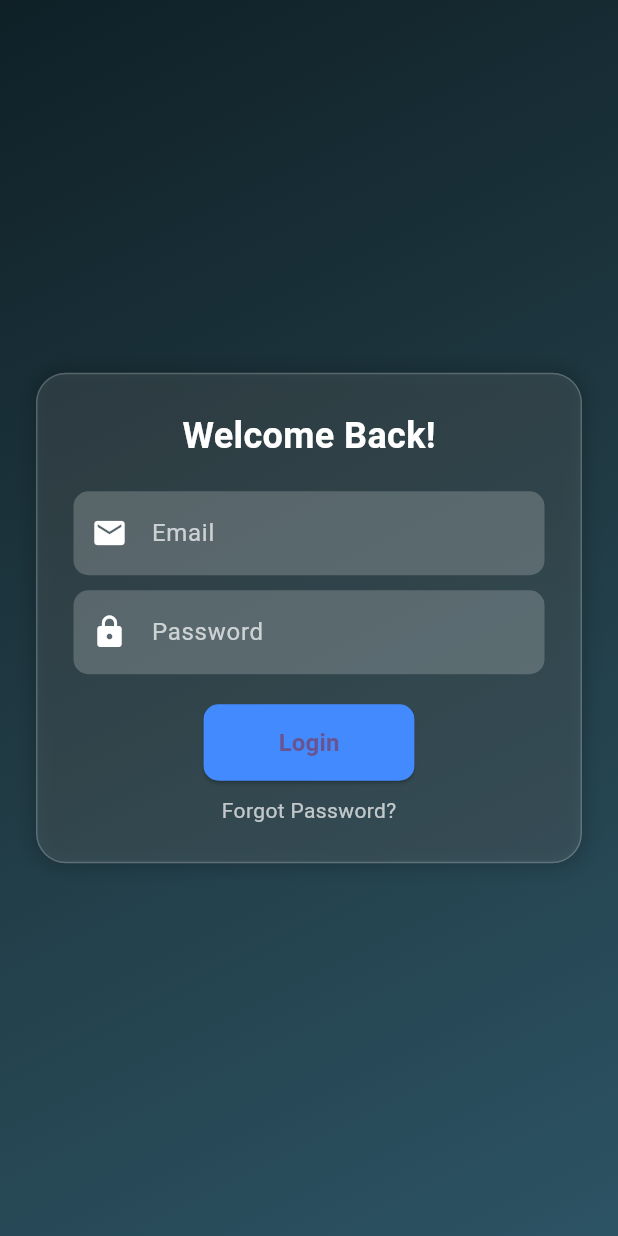
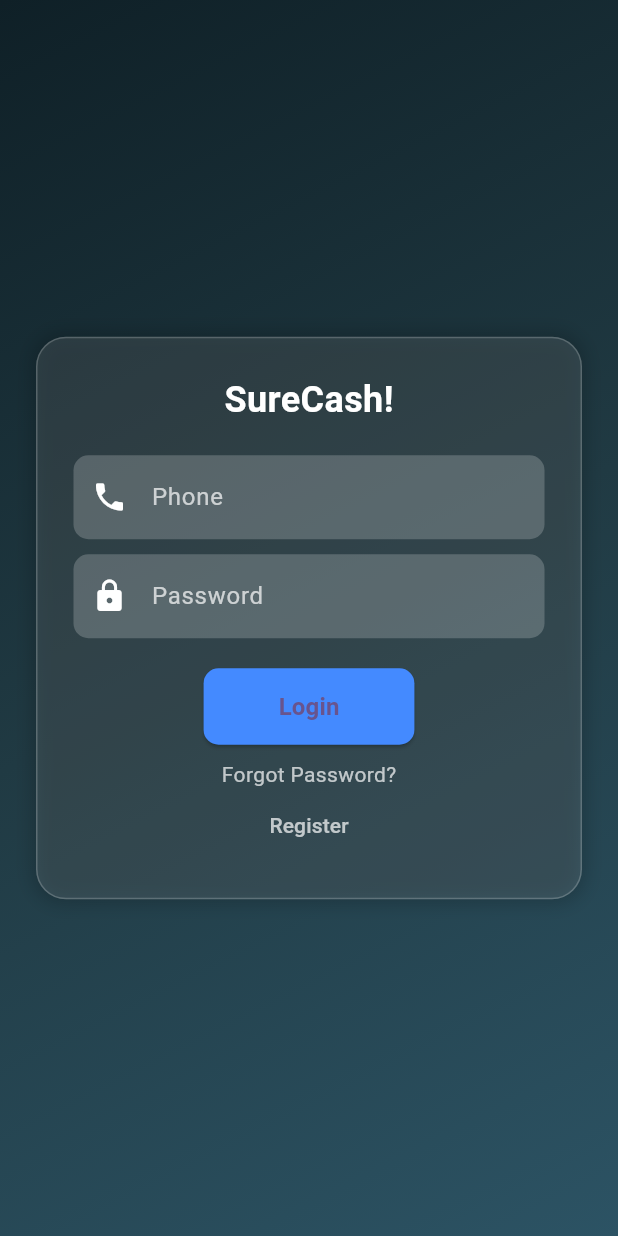
Before and after one commit to vicky-ogutu/Kash-plus, a Flutter app: the screen it shows after launch, on a phone screen of 412 x 824 dp. Run offline on Flutter 3.47's test engine with Material 3 defaults, Android fonts, the phone set to English and light mode, and no system bars; drawn by our look-alikes of flutter_animate; our stand-ins replace flutter_native_splash.

Commit message:
login-design

```diff
--- a/lib/homepage.dart
+++ b/lib/homepage.dart
@@ -0,0 +1,38 @@
+import 'package:flutter/cupertino.dart';
+import 'package:flutter/material.dart';
+
+class Try extends StatefulWidget {
+  const Try({super.key});
+
+  @override
+  State<Try> createState() => _TryState();
+}
+
+class _TryState extends State<Try> {
+  @override
+  Widget build(BuildContext context) {
+    return MaterialApp(
+      home: try2(),
+    );
+  }
+}
+
+
+class try2 extends StatelessWidget {
+  const try2({super.key});
+
+  @override
+  Widget build(BuildContext context) {
+    return Scaffold(
+      body: Column(
+
+      ),
+    );
+  }
+}
+
+// Widget text2(){
+//   return Container(){
+//
+//   }
+// }
--- a/lib/login.dart
+++ b/lib/login.dart
@@ -2,6 +2,7 @@ import 'package:flutter/cupertino.dart';
 import 'package:flutter/material.dart';
 import 'package:flutter_animate/flutter_animate.dart';
 import 'package:kash_plus/otp.dart';
+import 'package:kash_plus/registration.dart';
 
 class Login extends StatelessWidget {
   const Login({super.key});
@@ -32,7 +33,7 @@ class Login extends StatelessWidget {
                 mainAxisSize: MainAxisSize.min,
                 children: [
                   const Text(
-                    "Welcome Back!",
+                    "SureCash!",
                     style: TextStyle(
                       fontSize: 24,
                       fontWeight: FontWeight.bold,
@@ -40,7 +41,7 @@ class Login extends StatelessWidget {
                     ),
                   ).animate().fade(duration: 500.ms),
                   const SizedBox(height: 20),
-                  _buildTextField(Icons.email, "Email"),
+                  _buildTextField(Icons.phone, "Phone"),
                   const SizedBox(height: 10),
                   _buildTextField(Icons.lock, "Password", obscureText: true),
                   const SizedBox(height: 20),
@@ -50,6 +51,9 @@ class Login extends StatelessWidget {
                     "Forgot Password?",
                     style: TextStyle(color: Colors.white70),
                   ).animate().fade(delay: 500.ms),
+                 TextButton(onPressed: (){
+                   Navigator.push(context, MaterialPageRoute(builder: (context)=>registration()));
+                 }, child: const Text("Register", style: TextStyle(color: Colors.white70),),)
                 ],
               ),
             ).animate().fadeIn(duration: 800.ms),
```
Also changed, not shown: lib/otp.dart (+14 -1 lines).
